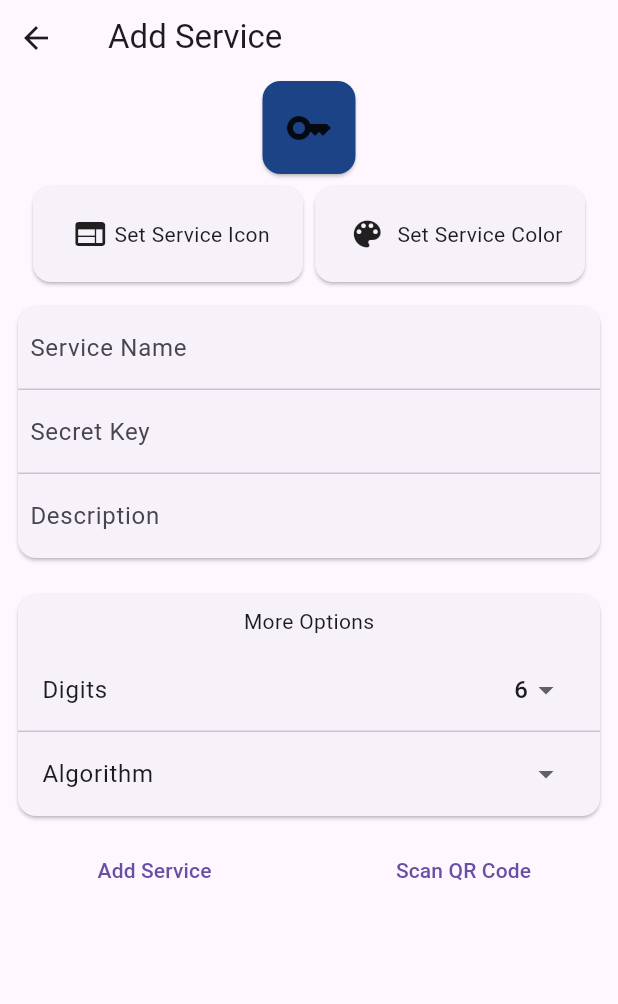
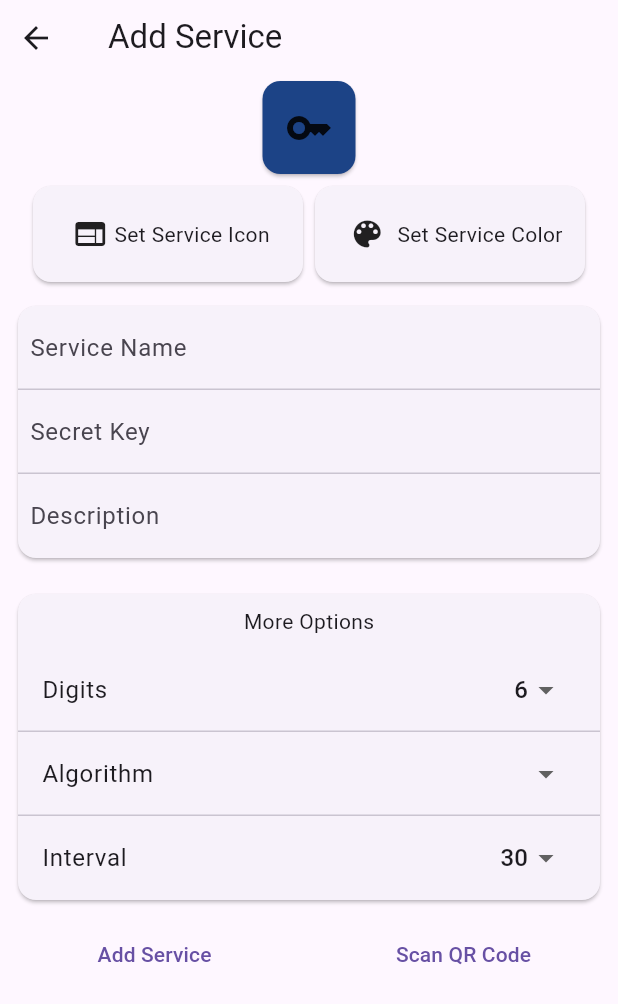
Before and after one commit to ptgms/sekurity, a Flutter app: the AddService screen opened by its route, after a tap on "Add Service Manually", on a phone screen of 412 x 824 dp. Shown: the top 1004 px of the screen. Run offline on Flutter 3.47's test engine with Material 2 defaults, Android fonts, the phone set to English and light mode, and no system bars; drawn by our look-alikes of flutter_platform_widgets; our stand-ins replace file_picker, fixnum, flutter_colorpicker, flutter_secure_storage, image_picker, qr_flutter and 1 more; missing offline and left inert: base32, dart_dash_otp, encrypt, protobuf, qr_code_scanner, reorderable_grid and 2 more; accounts and stored records are empty; generated files the repository leaves out were written again; statements that could not run were skipped; project files that could hold a hidden picture were left out.

Commit message:
implement intervals and reorderable cards

```diff
--- a/l10n/app_en.arb
+++ b/l10n/app_en.arb
@@ -46,6 +46,7 @@
     "service_more_options": "More Options",
     "service_digits": "Digits",
     "service_algorithm": "Algorithm",
+    "service_interval": "Interval",
 
     "service_empty_error": "Service name and Key can't be empty",
     "service_invalid_key": "Invalid key provided!",
--- a/lib/addService.dart
+++ b/lib/addService.dart
@@ -224,6 +224,7 @@ class _AddServiceState extends State<AddService> {
                                             color: color,
                                             description: keyStruct.value.description,
                                             interval: keyStruct.value.interval,
+                                            eightDigits: keyStruct.value.eightDigits,
                                             algorithm: keyStruct.value.algorithm);
                                       },
                                     ),
@@ -288,6 +289,7 @@ class _AddServiceState extends State<AddService> {
                                   color: color,
                                   description: keyStruct.value.description,
                                   interval: keyStruct.value.interval,
+                                  eightDigits: keyStruct.value.eightDigits,
                                   algorithm: keyStruct.value.algorithm);
                             },
                             decoration: InputDecoration(border: InputBorder.none, labelText: context.loc.service_name),
@@ -307,6 +309,7 @@ class _AddServiceState extends State<AddService> {
                                   color: keyStruct.value.color,
                                   description: keyStruct.value.description,
                                   interval: keyStruct.value.interval,
+                                  eightDigits: keyStruct.value.eightDigits,
                                   algorithm: keyStruct.value.algorithm);
                             },
                             decoration: InputDecoration(border: InputBorder.none, labelText: context.loc.service_key),
@@ -326,6 +329,7 @@ class _AddServiceState extends State<AddService> {
                                   color: keyStruct.value.color,
                                   description: value,
                                   interval: keyStruct.value.interval,
+                                  eightDigits: keyStruct.value.eightDigits,
                                   algorithm: keyStruct.value.algorithm);
                             },
                             decoration: InputDecoration(border: InputBorder.none, labelText: context.loc.service_description),
@@ -365,6 +369,7 @@ class _AddServiceState extends State<AddService> {
                                   service: keyStruct.value.service,
                                   color: keyStruct.value.color,
                                   description: keyStruct.value.description,
+                                  interval: keyStruct.value.interval,
                                   eightDigits: value ?? false,
                                   algorithm: keyStruct.value.algorithm);
                             });
@@ -400,8 +405,42 @@ class _AddServiceState extends State<AddService> {
                                   service: keyStruct.value.service,
                                   color: keyStruct.value.color,
                                   description: keyStruct.value.description,
+                                  interval: keyStruct.value.interval,
                                   eightDigits: keyStruct.value.eightDigits,
                                   algorithm: value ?? OTPAlgorithm.SHA1);
+                            });
+                          },
+                        )),
+                    const Divider(
+                      height: 0,
+                    ),
+                    ListTile(
+                      title: Text(context.loc.service_interval),
+                      trailing: DropdownButton(
+                        underline: Container(),
+                        value: keyStruct.value.interval,
+                        items: const [
+                          DropdownMenuItem(
+                            value: 30,
+                            child: Text("30"),
+                          ),
+                          DropdownMenuItem(
+                            value: 60,
+                            child: Text("60"),
+                          ),
+                        ],
+                        onChanged: (value) {
+                          setState(() {
+                            keyStruct.value = KeyStruct(
+                              iconBase64: keyStruct.value.iconBase64,
+                              key: keyStruct.value.key,
+                              service: keyStruct.value.service,
+                              color: keyStruct.value.color,
+                              description: keyStruct.value.description,
+                              eightDigits: keyStruct.value.eightDigits,
+                              interval: value ?? 30,
+                              algorithm: keyStruct.value.algorithm,
+                            );
                           });
                         },
                       ),
--- a/lib/import_export.dart
+++ b/lib/import_export.dart
@@ -133,7 +133,7 @@ class _ImportExportState extends State<ImportExport> {
                       return;
                     }
                     if (password == "") {
-                      ScaffoldMessenger.of(context).showSnackBar(SnackBar(content: Text(context.loc.import_export_password_empty)));
+                      if (context.mounted) ScaffoldMessenger.of(context).showSnackBar(SnackBar(content: Text(context.loc.import_export_password_empty)));
                       return;
                     }
                     await KeyManagement().getEncryptedJson(password);
--- a/pubspec.yaml
+++ b/pubspec.yaml
@@ -17,7 +17,7 @@ publish_to: 'none' # Remove this line if you wish to publish to pub.dev
 # https://developer.apple.com/library/archive/documentation/General/Reference/InfoPlistKeyReference/Articles/CoreFoundationKeys.html
 # In Windows, build-name is used as the major, minor, and patch parts
 # of the product and file versions while build-number is used as the build suffix.
-version: 1.0.0+3
+version: 1.0.0+4
 
 environment:
   sdk: '>=2.18.6 <3.0.0'
@@ -61,6 +61,7 @@ dependencies:
   encrypt: ^5.0.1
   fixnum: ^1.0.1
   qr_flutter: ^4.0.0
+  reorderable_grid: ^1.0.5
 
 dev_dependencies:
   flutter_test:
```
Also changed, not shown: lib/homescreen.dart (+14 -5 lines), pubspec.lock. Lines whose indentation alone changed are shown as unchanged.
